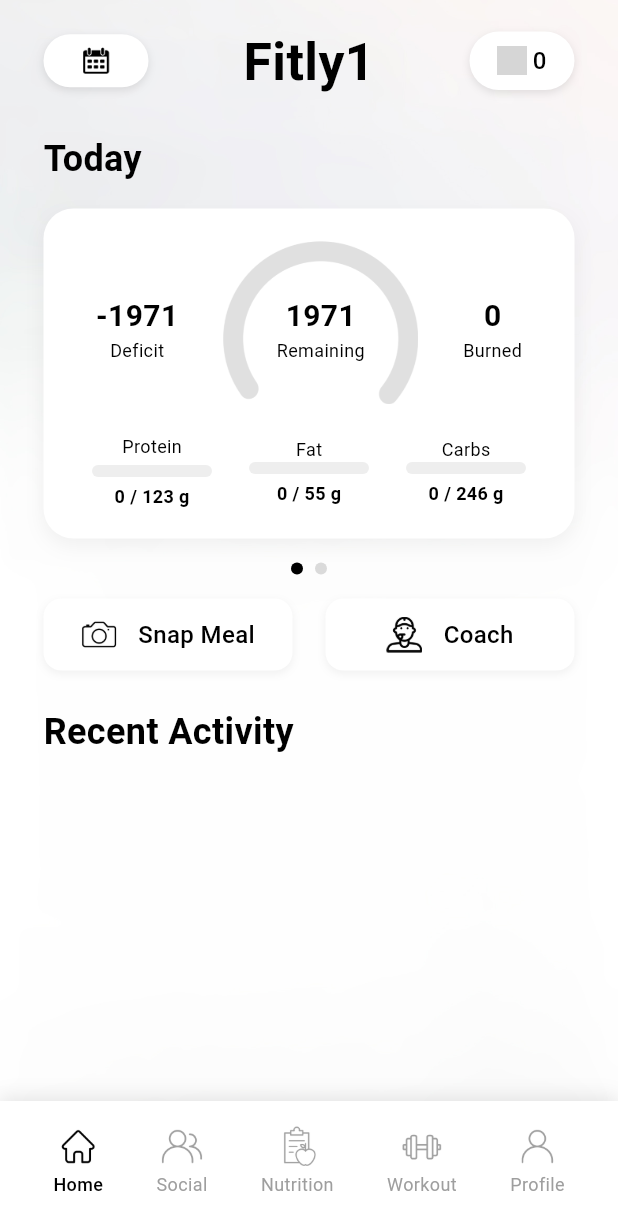
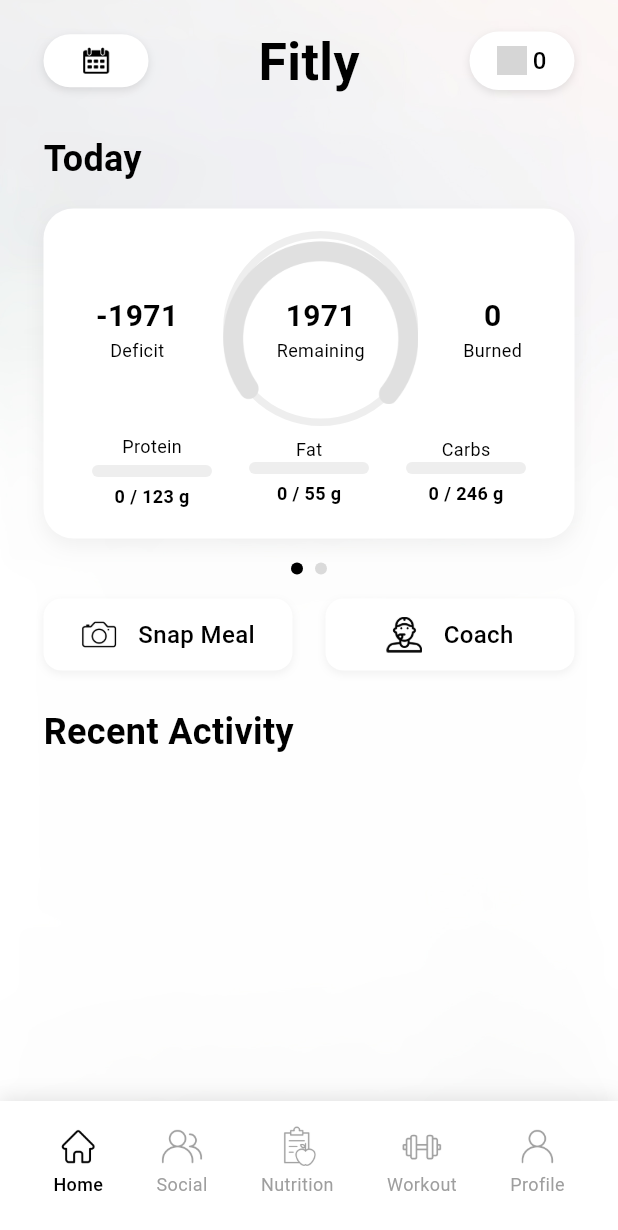
Before and after one commit to FitlyDeveloper/trissafe, a Flutter app: the CodiaPage screen opened directly, on a phone screen of 412 x 824 dp. Shown: the top 1230 px of the screen. Run offline on Flutter 3.47's test engine with Material 3 defaults, Android fonts, the phone set to English and light mode, and no system bars; our stand-ins replace camera, cloud_functions, device_preview, dotted_border, firebase_auth, firebase_core and 6 more; missing offline and left inert: dart:html, dart:js, health; accounts and stored records are empty; Roboto replaces fonts that are missing (SF Pro Display); grey boxes are pictures that could not be loaded.

Commit message:
Change: Restore app title to 'Fitly' and add progress ring for calories consumed

```diff
--- a/lib/Features/codia/codia_page.dart
+++ b/lib/Features/codia/codia_page.dart
@@ -1661,7 +1661,7 @@
 
                         // Fitly title
                         Text(
-                          'Fitly1',
+                          'Fitly',
                           style: TextStyle(
                             fontSize: 34.56,
                             fontWeight: FontWeight.bold,
@@ -2154,7 +2154,21 @@
                 child: Stack(
                   alignment: Alignment.center,
                   children: [
-                    // Circle image instead of custom painted progress
+                    // Custom progress ring that fills as calories are consumed
+                    CustomPaint(
+                      size: Size(130, 130),
+                      painter: CircleProgressPainter(
+                        progress: targetCalories > 0
+                            ? (consumedCalories / targetCalories)
+                                .clamp(0.0, 1.0)
+                            : 0.0,
+                        progressColor: Colors.black,
+                        backgroundColor: Color(0xFFEEEEEE),
+                        strokeWidth: 5.0,
+                      ),
+                    ),
+
+                    // Circle image for added visual effect
                     Transform.translate(
                       offset:
                           Offset(0, -3.9), // Move up by 3% (130 * 0.03 = 3.9)
@@ -2611,32 +2625,34 @@
     final center = Offset(size.width / 2, size.height / 2);
     final radius = (size.width - strokeWidth) / 2;
 
-    // Draw background circle if needed
-    if (backgroundColor != Colors.transparent) {
+    // Draw background circle
     final backgroundPaint = Paint()
       ..color = backgroundColor
       ..style = PaintingStyle.stroke
       ..strokeWidth = strokeWidth;
 
     canvas.drawCircle(center, radius, backgroundPaint);
-    }
-
-    // Draw progress arc
+
+    // Draw progress arc - clockwise from the top
+    if (progress > 0) {
       final progressPaint = Paint()
         ..color = progressColor
         ..style = PaintingStyle.stroke
         ..strokeWidth = strokeWidth
         ..strokeCap = StrokeCap.round;
 
+      // Calculate sweep angle - note that we're drawing clockwise from top
+      // Progress of 1.0 means a full circle (2*pi radians)
       final sweepAngle = 2 * math.pi * progress;
 
       canvas.drawArc(
         Rect.fromCircle(center: center, radius: radius),
-      -math.pi / 2, // Start from top
+        -math.pi / 2, // Start at top (negative pi/2)
         sweepAngle,
         false,
         progressPaint,
       );
+    }
   }
 
   @override
```
Lines whose indentation alone changed are shown as unchanged.
